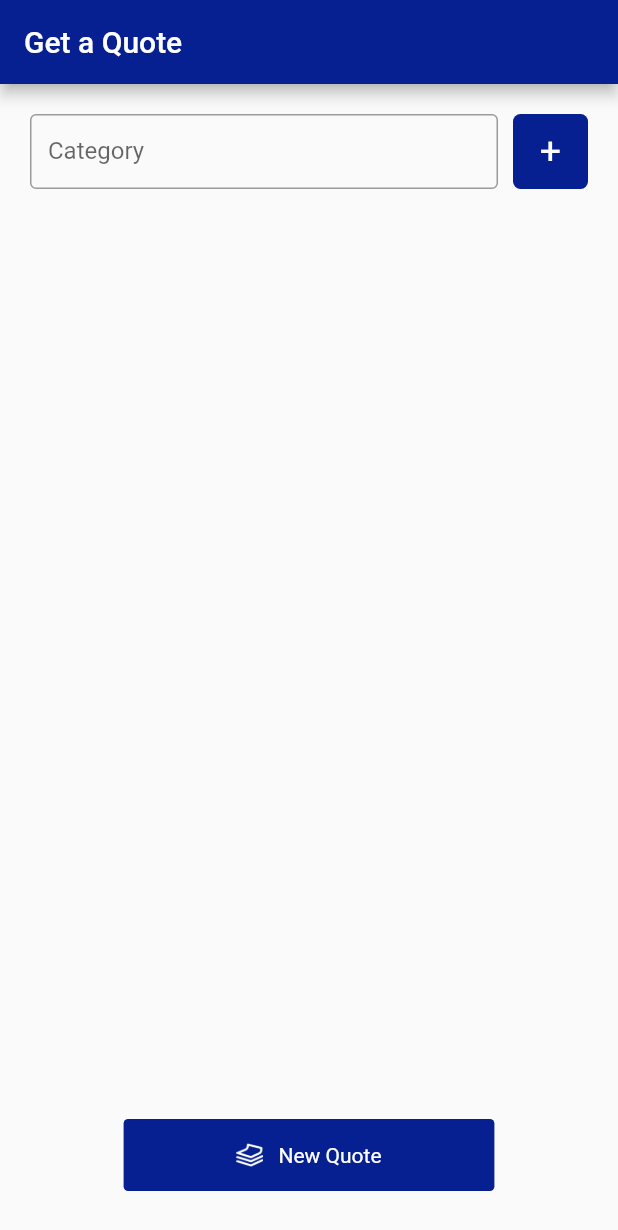
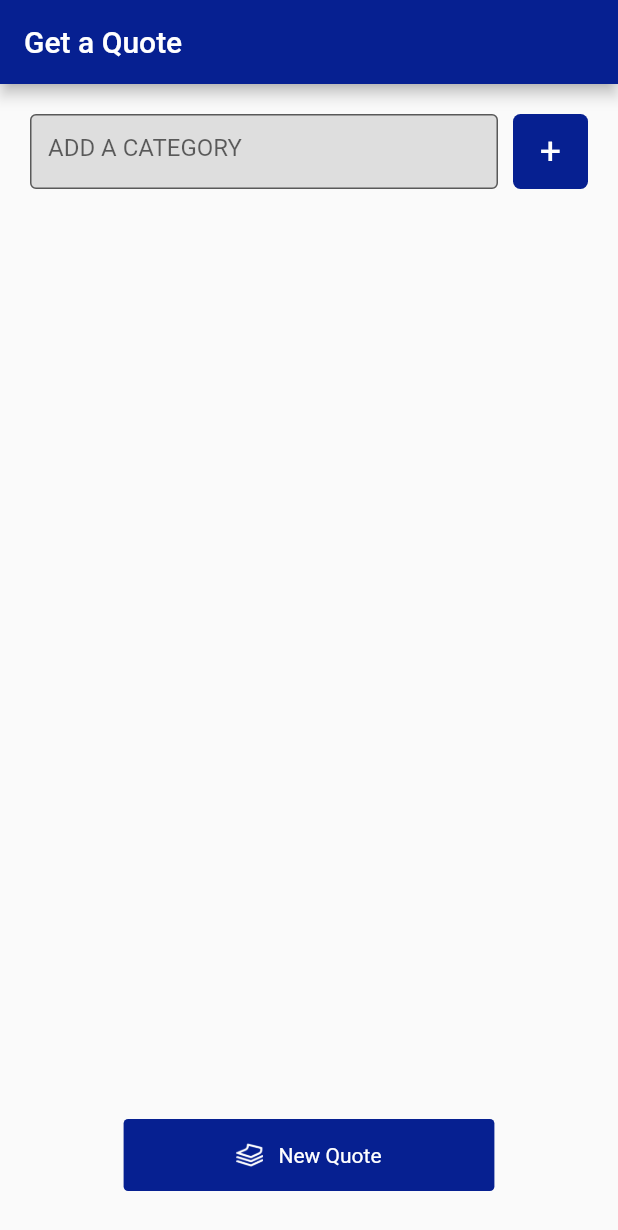
Before and after one commit to PerfectLittleMiss/fextoolkit_mobile_test, a Flutter app: the screen it shows after launch, on a phone screen of 412 x 824 dp. Shown: the top 1230 px of the screen. Run offline on Flutter 3.47's test engine with Material 2 defaults, Android fonts, the phone set to English and light mode, and no system bars.

Commit message:
Updated category input to look like the mockup

```diff
--- a/lib/objects/categories_widget.dart
+++ b/lib/objects/categories_widget.dart
@@ -1,3 +1,4 @@
+import 'package:fextoolkit_mobile_test/styles.dart';
 import 'package:flutter/material.dart';
 
 import '../uri_helper.dart';
@@ -40,7 +41,10 @@ class _CategoriesState extends State<Categories> {
                   child: TextField(
                     controller: _categoryController,
                     decoration: InputDecoration(
-                      labelText: "Category",
+                      //labelText: "Category",
+                      fillColor: Colors.grey.withOpacity(0.3),
+                      filled: true,
+                      hintText: "ADD A CATEGORY",
                       border: OutlineInputBorder(
                         borderSide: BorderSide(color: Colors.grey),
                       ),
--- a/lib/styles.dart
+++ b/lib/styles.dart
@@ -2,6 +2,7 @@ import 'package:flutter/material.dart';
 
 class Styles {
   static final Color primaryColor = hexToColor("062091");
+  static final Color lightGrey = hexToColor("D6D6D6");
   static final MaterialColor materialColor =
       new MaterialColor(0xFF062091, colorCodes);
 
```
